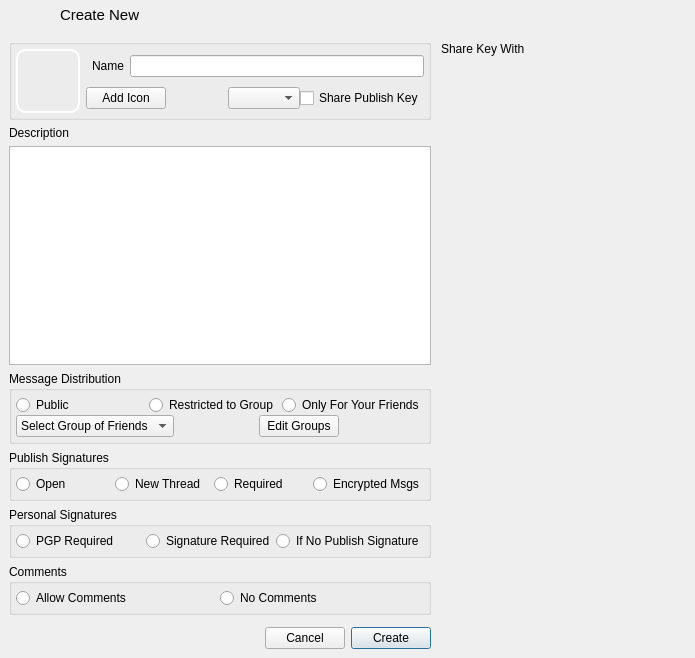
Qt form retroshare-gui/src/gui/gxs/GxsGroupDialog.ui (RetroShare/RetroShare) before a commit.
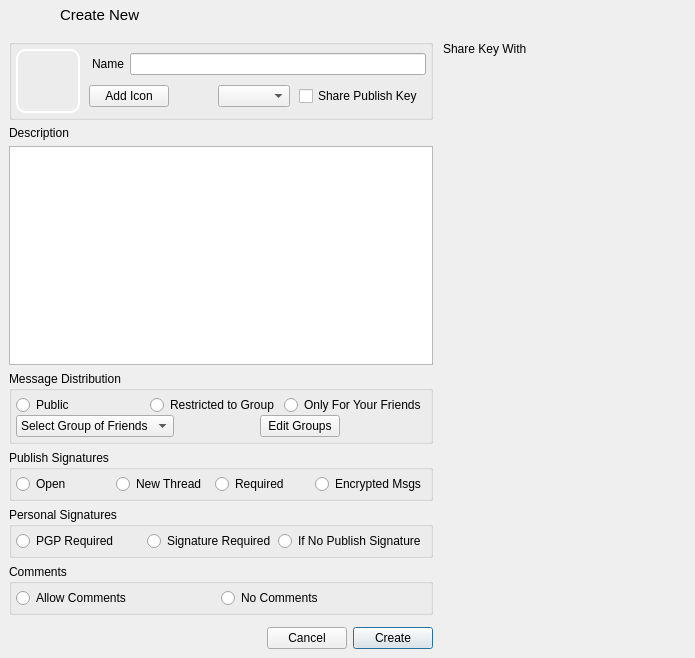
The same form after that commit. Icons and pictures are not drawn. Custom widgets are drawn as their Qt base class.

Commit message: Added subscribe/unsubscribe to album icons Fixed layout spaces for GxsGroupDialog.ui, when some labels/buttons is hided.

```diff
--- a/retroshare-gui/src/gui/gxs/GxsGroupDialog.ui
+++ b/retroshare-gui/src/gui/gxs/GxsGroupDialog.ui
@@ -159,8 +159,11 @@
            </item>
            <item row="1" column="1">
             <layout class="QHBoxLayout" name="horizontalLayout_2">
-             <property name="leftMargin">
-              <number>0</number>
+             <property name="spacing">
+              <number>9</number>
+             </property>
+             <property name="margin">
+              <number>3</number>
              </property>
              <item>
               <widget class="QPushButton" name="addLogoButton">
```
The commit also changes 6 other files.
